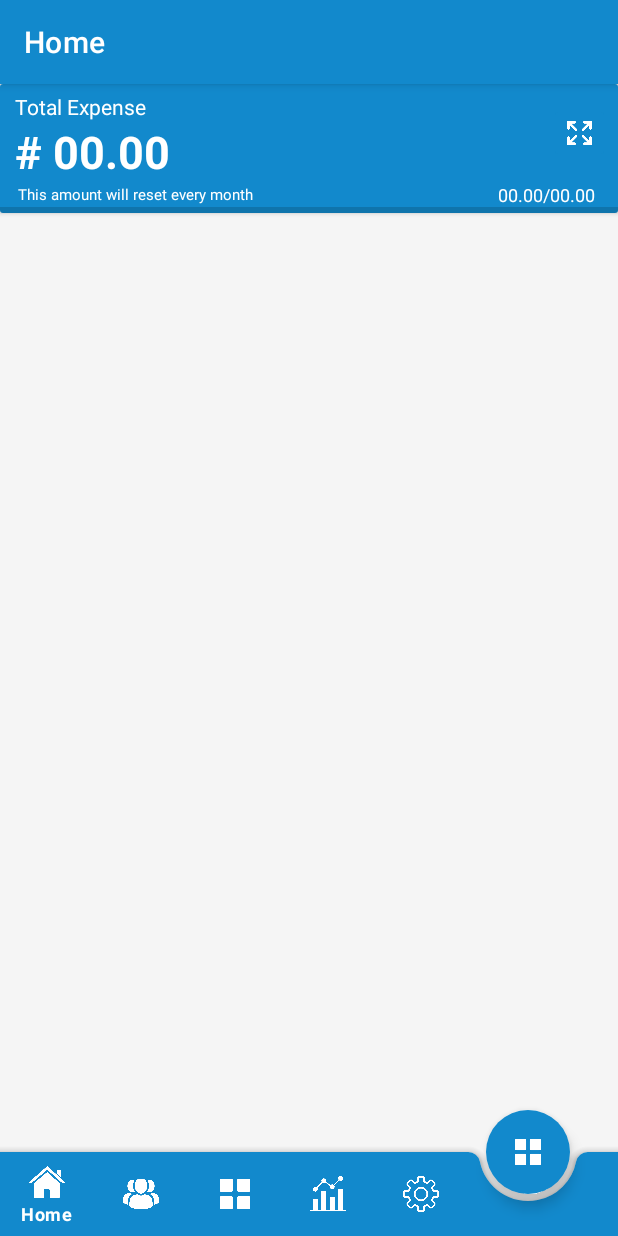
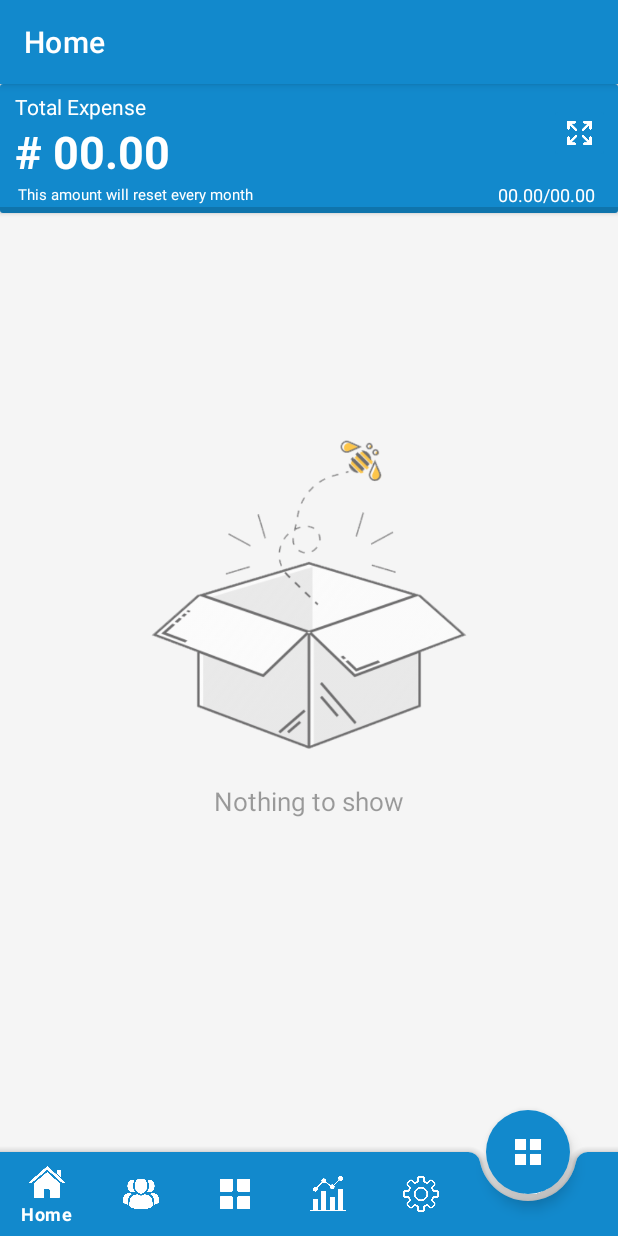
Before and after one commit to SinghJitender/XpensManager, an Android app: the screen it shows after launch (MainActivity), on a phone screen of 412 x 824 dp. Run offline under Robolectric (Android 15) with nearby library versions, the phone set to English and light mode, and no system bars; our stand-ins replace CircleImageView, Firebase (no records; nobody signed in at launch, a user with empty details on screens opened directly), navigation-ui; libraries missing offline, so code that uses them is left out: com.royrodriguez.transitionbutton, com.victor.loading, xyz.sangcomz.stickytimelineview; plain views replace TimeLineRecyclerView; 4 statements that could not run were skipped.

Commit message:
UI Improvements

```diff
--- a/app/src/main/res/layout/fragment_home_page.xml
+++ b/app/src/main/res/layout/fragment_home_page.xml
@@ -1,7 +1,6 @@
 <?xml version="1.0" encoding="utf-8"?>
 <FrameLayout xmlns:android="http://schemas.android.com/apk/res/android"
     xmlns:tools="http://schemas.android.com/tools"
-    android:id="@+id/framelayout"
     android:layout_width="match_parent"
     android:layout_height="match_parent"
     xmlns:app="http://schemas.android.com/apk/res-auto"
@@ -145,7 +144,41 @@
             app:timeLineColor="@color/theme_yellow"
             app:layout_behavior="@string/appbar_scrolling_view_behavior"
             />
+        <androidx.coordinatorlayout.widget.CoordinatorLayout
+            android:id="@+id/frameLayout"
+            android:layout_width="match_parent"
+            android:layout_height="match_parent"
+            android:layout_marginBottom="30dp"
+            >
+            <RelativeLayout
+                android:id="@+id/emptyView"
+                android:layout_below="@id/cardview"
+                android:layout_width="match_parent"
+                android:layout_height="match_parent">
 
+                <ImageView
+                    android:id="@+id/emptyImage"
+                    android:layout_width="350dp"
+                    android:layout_height="350dp"
+                    android:layout_centerInParent="true"
+                    android:alpha="0.7"
+                    android:scaleType="centerCrop"
+                    android:src="@drawable/empty_state" />
+
+                <TextView
+                    android:id="@+id/emptyText"
+                    android:layout_width="350dp"
+                    android:layout_height="wrap_content"
+                    android:layout_below="@id/emptyImage"
+                    android:layout_centerInParent="true"
+                    android:layout_centerVertical="true"
+                    android:layout_marginTop="-50dp"
+                    android:gravity="center"
+                    android:textSize="17sp"
+                    android:alpha="0.7"
+                    android:text="Nothing to show" />
+            </RelativeLayout>
+        </androidx.coordinatorlayout.widget.CoordinatorLayout>
     </RelativeLayout>
 
 </FrameLayout>
```
Lines whose indentation alone changed are shown as unchanged.
